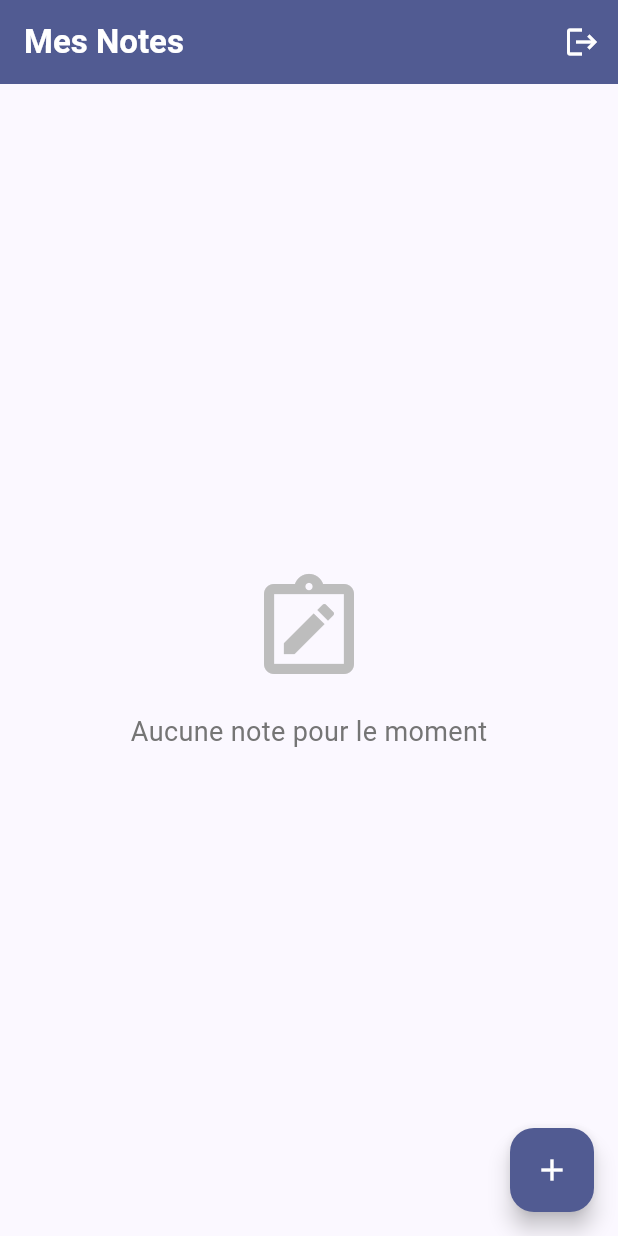
After one commit to Sessou-koffi/dclic_semaine6_todolist, a Flutter app: the TodoListScreen screen opened directly, on a phone screen of 412 x 824 dp. The commit adds this screen. Run offline on Flutter 3.47's test engine with Material 3 defaults, Android fonts, the phone set to English and light mode, and no system bars; our stand-ins replace sqflite; accounts and stored records are empty.

Commit message:
Ajout de l'écran principal TodoListScreen, redirection après login et suppression de notes

```diff
--- /dev/null
+++ b/dclic_semaine6_todolist/lib/screens/todo_list_screen.dart
@@ -0,0 +1,147 @@
+import 'package:flutter/material.dart';
+import '../database/db_helper.dart';
+import '../models/note_model.dart';
+
+class TodoListScreen extends StatefulWidget {
+  const TodoListScreen({super.key});
+
+  @override
+  State<TodoListScreen> createState() => _TodoListScreenState();
+}
+
+class _TodoListScreenState extends State<TodoListScreen> {
+  List<Note> _notes = [];
+  bool _isLoading = true;
+
+  @override
+  void initState() {
+    super.initState();
+    _refreshNotes(); // Charge les notes au démarrage de l'écran
+  }
+
+  // Fonction pour rafraîchir la liste depuis SQLite
+  Future<void> _refreshNotes() async {
+    setState(() => _isLoading = true);
+    final data = await DatabaseHelper.instance.readAllNotes();
+    setState(() {
+      _notes = data;
+      _isLoading = false;
+    });
+  }
+
+  // Fonction de suppression (Étape 4 de votre énoncé)
+  Future<void> _deleteNote(int id) async {
+    await DatabaseHelper.instance.deleteNote(id);
+    ScaffoldMessenger.of(context).showSnackBar(
+      const SnackBar(
+        content: Text('Note supprimée avec succès'),
+        backgroundColor: Colors.orange,
+      ),
+    );
+    _refreshNotes(); // Met à jour l'affichage
+  }
+
+  @override
+  Widget build(BuildContext context) {
+    return Scaffold(
+      appBar: AppBar(
+        title: const Text('Mes Notes', style: TextStyle(fontWeight: FontWeight.bold)),
+        backgroundColor: Theme.of(context).colorScheme.primary,
+        foregroundColor: Colors.white,
+        actions: [
+          IconButton(
+            icon: const Icon(Icons.logout),
+            onPressed: () {
+              // Retour à la page de connexion
+              Navigator.pushReplacementNamed(context, '/');
+            },
+          ),
+        ],
+      ),
+      body: _isLoading
+          ? const Center(child: CircularProgressIndicator())
+          : _notes.isEmpty
+              ? Center(
+                  child: Column(
+                    mainAxisAlignment: MainAxisAlignment.center,
+                    children: [
+                      Icon(Icons.note_alt_outlined, size: 80, color: Colors.grey[400]),
+                      const SizedBox(height: 16),
+                      Text(
+                        'Aucune note pour le moment',
+                        style: TextStyle(fontSize: 18, color: Colors.grey[600]),
+                      ),
+                    ],
+                  ),
+                )
+              : ListView.builder(
+                  padding: const EdgeInsets.all(12),
+                  itemCount: _notes.length,
+                  itemBuilder: (context, index) {
+                    final note = _notes[index];
+                    return Card(
+                      elevation: 3,
+                      margin: const EdgeInsets.symmetric(vertical: 8),
+                      shape: RoundedRectangleBorder(
+                        borderRadius: BorderRadius.circular(12),
+                      ),
+                      child: ListTile(
+                        contentPadding: const EdgeInsets.symmetric(horizontal: 16, vertical: 8),
+                        title: Text(
+                          note.title,
+                          style: const TextStyle(fontWeight: FontWeight.bold, fontSize: 16),
+                        ),
+                        subtitle: Padding(
+                          padding: const EdgeInsets.only(top: 6.0),
+                          child: Text(
+                            note.content,
+                            maxLines: 2,
+                            overflow: TextOverflow.ellipsis,
+                            style: TextStyle(color: Colors.grey[700]),
+                          ),
+                        ),
+                        trailing: IconButton(
+                          icon: const Icon(Icons.delete_outline, color: Colors.redAccent),
+                          onPressed: () {
+                            // Dialogue de confirmation de suppression
+                            showDialog(
+                              context: context,
+                              builder: (context) => AlertDialog(
+                                title: const Text('Supprimer la note ?'),
+                                content: const Text('Cette action est irréversible.'),
+                                actions: [
+                                  TextButton(
+                                    onPressed: () => Navigator.pop(context),
+                                    child: const Text('Annuler'),
+                                  ),
+                                  TextButton(
+                                    onPressed: () {
+                                      Navigator.pop(context);
+                                      if (note.id != null) _deleteNote(note.id!);
+                                    },
+                                    child: const Text('Supprimer', style: TextStyle(color: Colors.red)),
+                                  ),
+                                ],
+                              ),
+                            );
+                          },
+                        ),
+                        onTap: () {
+                          // Nous lierons l'édition ici à l'étape suivante
+                        },
+                      ),
+                    );
+                  },
+                ),
+      // Bouton d'ajout facilement identifiable (Flottant)
+      floatingActionButton: FloatingActionButton(
+        onPressed: () {
+          // Nous lierons l'ajout ici à l'étape suivante
+        },
+        backgroundColor: Theme.of(context).colorScheme.primary,
+        foregroundColor: Colors.white,
+        child: const Icon(Icons.add),
+      ),
+    );
+  }
+}
```
Also changed, not shown: dclic_semaine6_todolist/lib/screens/login_screen.dart (+5 -6 lines).
